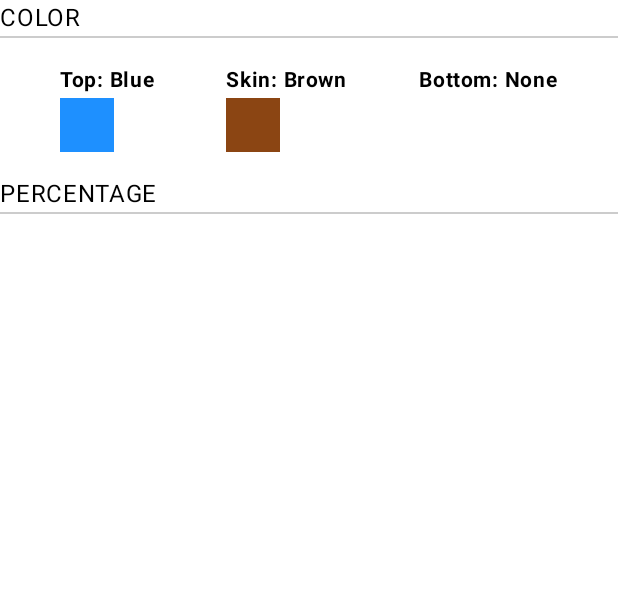
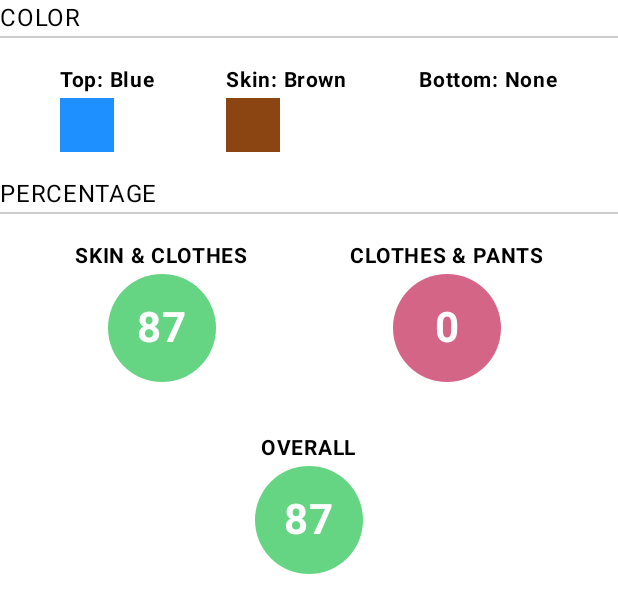
Before and after one commit to CH2-PS544-IniGua/mobile-app, an Android app built with Jetpack Compose: the @Preview function ResultScreenPreview, on a phone screen of 412 x 824 dp. Shown: the top 613 px of the screen. Run offline under Robolectric (Android 15) with nearby library versions, the phone set to English and light mode, and no system bars; network calls fail; pictures from the network do not load.

Commit message:
add percentage color in detail result

```diff
--- a/app/src/main/java/com/tri/sulton/inigua/helper/Constant.kt
+++ b/app/src/main/java/com/tri/sulton/inigua/helper/Constant.kt
@@ -27,6 +27,14 @@ object Constant {
             else -> 0xFFFFFFFF
         }
 
+    fun hexOfPercentage(number: Int): Long =
+        when (number) {
+            in 0..33 -> 0xFFD56587
+            in 34..66 -> 0xFFD5D165
+            in 67..100 -> 0xFF65D583
+            else -> 0xFFFFFFFF
+        }
+
     fun currency(number: Int): String {
         val decimalFormat = DecimalFormat("#,###")
         return "Rp" + decimalFormat.format(number.toLong()).replace(",", ".")
--- /dev/null
+++ b/app/src/main/java/com/tri/sulton/inigua/view/components/PercentageCircle.kt
@@ -0,0 +1,67 @@
+package com.tri.sulton.inigua.view.components
+
+import androidx.compose.foundation.background
+import androidx.compose.foundation.layout.Box
+import androidx.compose.foundation.layout.Column
+import androidx.compose.foundation.layout.fillMaxWidth
+import androidx.compose.foundation.layout.size
+import androidx.compose.foundation.shape.CircleShape
+import androidx.compose.material3.MaterialTheme
+import androidx.compose.material3.Text
+import androidx.compose.runtime.Composable
+import androidx.compose.ui.Alignment
+import androidx.compose.ui.Modifier
+import androidx.compose.ui.draw.clip
+import androidx.compose.ui.graphics.Color
+import androidx.compose.ui.text.font.FontWeight
+import androidx.compose.ui.tooling.preview.Preview
+import androidx.compose.ui.unit.dp
+import androidx.compose.ui.unit.sp
+import com.tri.sulton.inigua.helper.Constant
+
+@Composable
+fun PercentageCircle(
+    title: String,
+    number: Int,
+    modifier: Modifier = Modifier
+) {
+    Column(
+        horizontalAlignment = Alignment.CenterHorizontally,
+    ) {
+        Text(
+            text = title,
+            fontSize = 14.sp,
+            fontWeight = FontWeight.Bold,
+            color = Color.Black,
+//            modifier = Modifier
+//                .fillMaxWidth()
+        )
+        Box (
+            contentAlignment = Alignment.Center,
+        ) {
+            Box(
+                modifier = Modifier
+                    .clip(CircleShape)
+                    .size(72.dp)
+                    .background(Color(Constant.hexOfPercentage(number)))
+            )
+            Text(
+                text = "$number",
+                fontSize = 28.sp,
+                fontWeight = FontWeight.Bold,
+                color = Color.White,
+            )
+        }
+    }
+}
+
+@Composable
+@Preview(showBackground = true)
+fun PercentageCirclePreview() {
+    MaterialTheme {
+        PercentageCircle(
+            title = "SKIN CLOTHES",
+            number = 99,
+        )
+    }
+}
--- a/app/src/main/java/com/tri/sulton/inigua/view/screen/ResultScreen.kt
+++ b/app/src/main/java/com/tri/sulton/inigua/view/screen/ResultScreen.kt
@@ -26,6 +26,7 @@ import androidx.compose.ui.unit.dp
 import androidx.compose.ui.unit.sp
 import coil.compose.AsyncImage
 import com.tri.sulton.inigua.view.components.ColorRect
+import com.tri.sulton.inigua.view.components.PercentageCircle
 
 @Composable
 fun ResultScreen(
@@ -77,6 +78,37 @@ fun ResultScreen(
                 .height(1.dp)
                 .background(Color.LightGray)
         )
+        Row(
+            modifier = Modifier
+                .fillMaxWidth()
+                .padding(16.dp),
+            horizontalArrangement = Arrangement.SpaceAround,
+            verticalAlignment = Alignment.CenterVertically
+        ) {
+            PercentageCircle(
+                title = "SKIN & CLOTHES",
+                number = percentage_skin_clothes,
+            )
+            PercentageCircle(
+                title = "CLOTHES & PANTS",
+                number = percentage_clothes_pants,
+            )
+        }
+        Row(
+            modifier = Modifier
+                .fillMaxWidth()
+                .padding(16.dp),
+            horizontalArrangement = Arrangement.Center,
+            verticalAlignment = Alignment.CenterVertically
+        ) {
+            PercentageCircle(
+                title = "OVERALL",
+                number = when (percentage_clothes_pants) {
+                     0 -> percentage_skin_clothes
+                    else -> (percentage_skin_clothes + percentage_clothes_pants) / 2
+                                                         },
+            )
+        }
 
     }
 }
@@ -90,8 +122,8 @@ fun ResultScreenPreview() {
             "Brown",
             "Blue",
             "None",
-            87,
-            0
+            0,
+            87
         )
     }
 }
```
